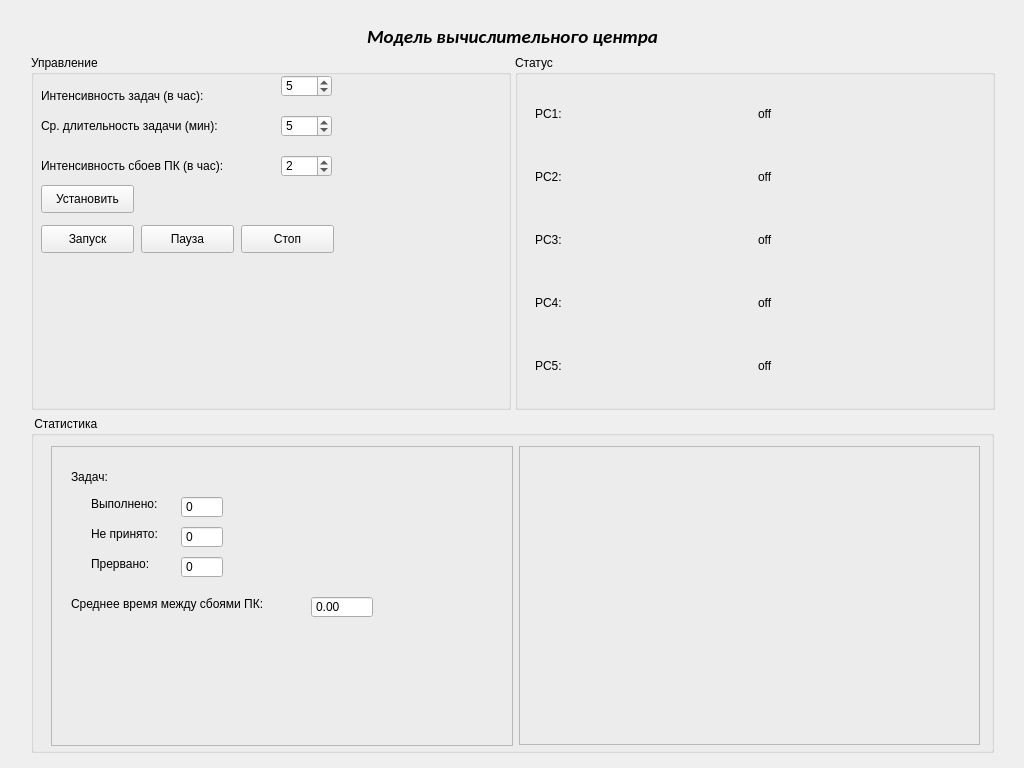
Old version of the form ccModelClient/tinterface.ui in the repository RevanVI/ccModel.
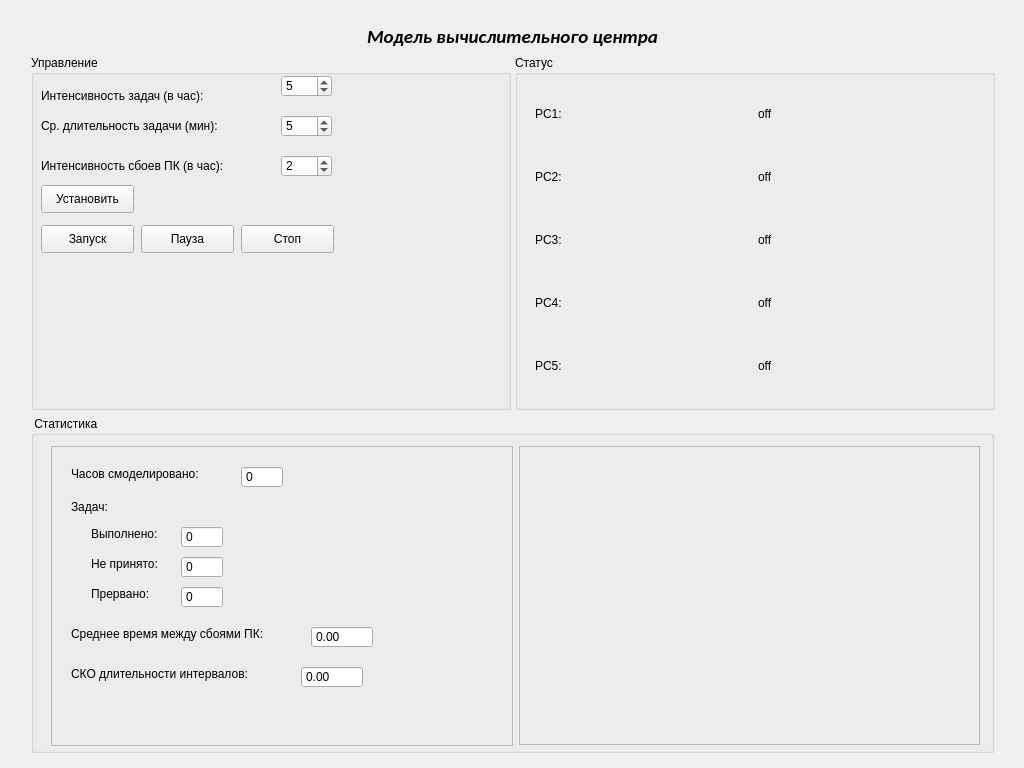
New version of the form. Custom widgets are drawn as their Qt base class.

```diff
--- a/ccModelClient/tinterface.ui
+++ b/ccModelClient/tinterface.ui
@@ -440,7 +440,7 @@
              <property name="geometry">
               <rect>
                <x>20</x>
-               <y>20</y>
+               <y>50</y>
                <width>131</width>
                <height>21</height>
               </rect>
@@ -453,7 +453,7 @@
              <property name="geometry">
               <rect>
                <x>40</x>
-               <y>50</y>
+               <y>80</y>
                <width>91</width>
                <height>16</height>
               </rect>
@@ -466,7 +466,7 @@
              <property name="geometry">
               <rect>
                <x>130</x>
-               <y>50</y>
+               <y>80</y>
                <width>42</width>
                <height>22</height>
               </rect>
@@ -485,7 +485,7 @@
              <property name="geometry">
               <rect>
                <x>40</x>
-               <y>80</y>
+               <y>110</y>
                <width>101</width>
                <height>16</height>
               </rect>
@@ -498,7 +498,7 @@
              <property name="geometry">
               <rect>
                <x>130</x>
-               <y>80</y>
+               <y>110</y>
                <width>42</width>
                <height>22</height>
               </rect>
@@ -517,7 +517,7 @@
              <property name="geometry">
               <rect>
                <x>40</x>
-               <y>110</y>
+               <y>140</y>
                <width>101</width>
                <height>16</height>
               </rect>
@@ -530,7 +530,7 @@
              <property name="geometry">
               <rect>
                <x>130</x>
-               <y>110</y>
+               <y>140</y>
                <width>42</width>
                <height>22</height>
               </rect>
@@ -549,7 +549,7 @@
              <property name="geometry">
               <rect>
                <x>20</x>
-               <y>150</y>
+               <y>180</y>
                <width>251</width>
                <height>16</height>
               </rect>
@@ -562,7 +562,7 @@
              <property name="geometry">
               <rect>
                <x>260</x>
-               <y>150</y>
+               <y>180</y>
                <width>62</width>
                <height>22</height>
               </rect>
@@ -572,6 +572,73 @@
              </property>
              <property name="buttonSymbols">
               <enum>QAbstractSpinBox::NoButtons</enum>
+             </property>
+             <property name="maximum">
+              <double>1000.000000000000000</double>
+             </property>
+            </widget>
+            <widget class="QLabel" name="label_11">
+             <property name="geometry">
+              <rect>
+               <x>20</x>
+               <y>220</y>
+               <width>231</width>
+               <height>16</height>
+              </rect>
+             </property>
+             <property name="text">
+              <string>СКО длительности интервалов:</string>
+             </property>
+            </widget>
+            <widget class="QDoubleSpinBox" name="SDSBox">
+             <property name="geometry">
+              <rect>
+               <x>250</x>
+               <y>220</y>
+               <width>62</width>
+               <height>22</height>
+              </rect>
+             </property>
+             <property name="readOnly">
+              <bool>true</bool>
+             </property>
+             <property name="buttonSymbols">
+              <enum>QAbstractSpinBox::NoButtons</enum>
+             </property>
+             <property name="maximum">
+              <double>1000.000000000000000</double>
+             </property>
+            </widget>
+            <widget class="QLabel" name="label_12">
+             <property name="geometry">
+              <rect>
+               <x>20</x>
+               <y>20</y>
+               <width>171</width>
+               <height>16</height>
+              </rect>
+             </property>
+             <property name="text">
+              <string>Часов смоделировано:</string>
+             </property>
+            </widget>
+            <widget class="QSpinBox" name="cycleCount">
+             <property name="geometry">
+              <rect>
+               <x>190</x>
+               <y>20</y>
+               <width>42</width>
+               <height>22</height>
+              </rect>
+             </property>
+             <property name="readOnly">
+              <bool>true</bool>
+             </property>
+             <property name="buttonSymbols">
+              <enum>QAbstractSpinBox::NoButtons</enum>
+             </property>
+             <property name="maximum">
+              <number>1000</number>
              </property>
             </widget>
            </widget>
```
Left out of the diff: 25 changed lines with no effect on the pictures.
